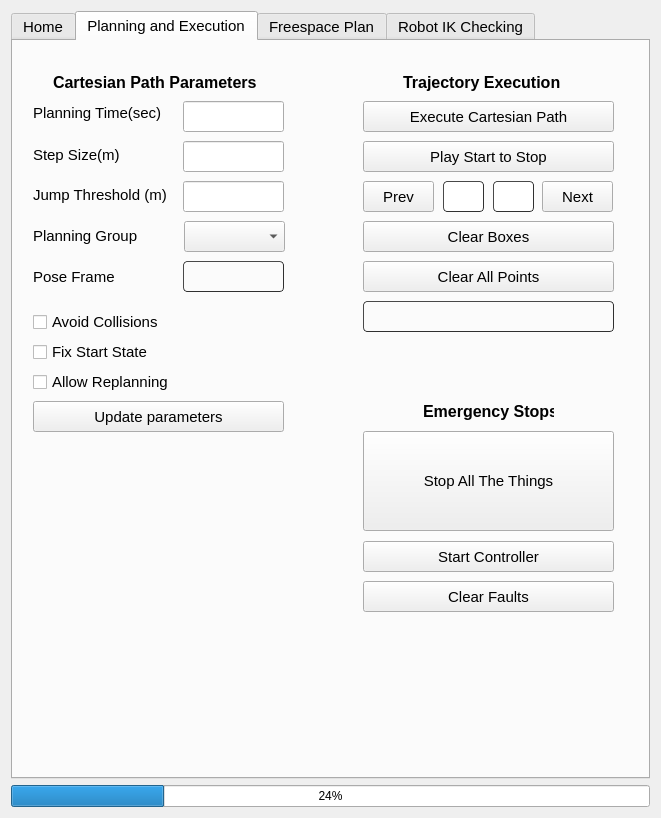
Above: moveit_cartesian_plan_plugin/src/widgets/path_planning_widget.ui from peanut-robotics/fermi before the change. Below: the same form after it.
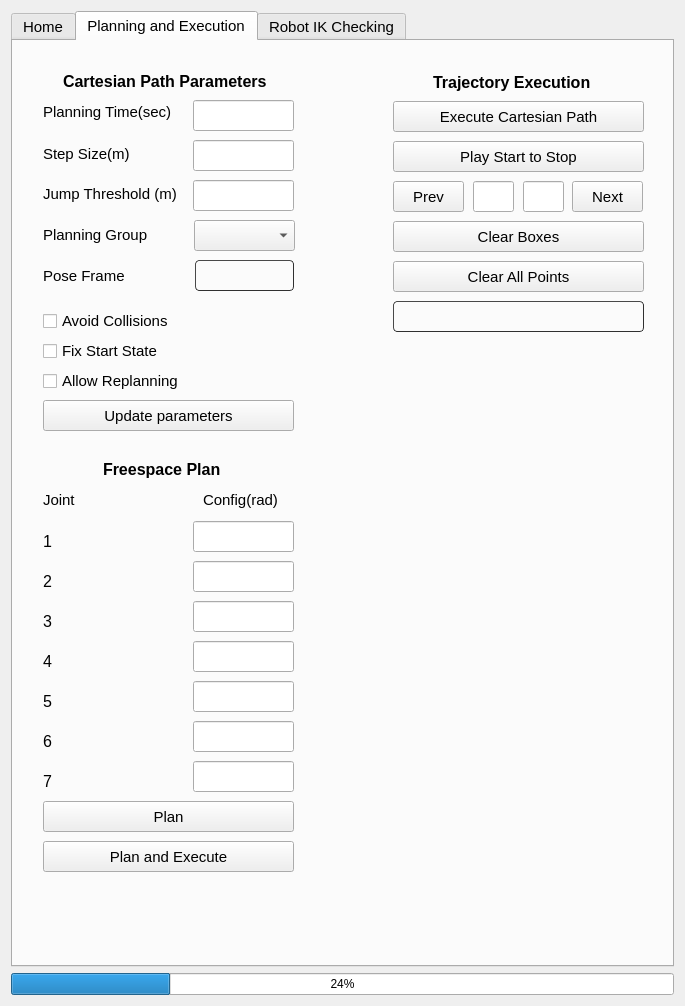
That is the form after the change. The open tabs and pages were chosen to show the change.

Patch:
```diff
--- a/moveit_cartesian_plan_plugin/src/widgets/path_planning_widget.ui
+++ b/moveit_cartesian_plan_plugin/src/widgets/path_planning_widget.ui
@@ -6,8 +6,8 @@
    <rect>
     <x>0</x>
     <y>0</y>
-    <width>661</width>
-    <height>818</height>
+    <width>685</width>
+    <height>1006</height>
    </rect>
   </property>
   <property name="windowTitle">
@@ -21,7 +21,7 @@
      </property>
     </widget>
    </item>
-   <item row="0" column="1">
+   <item row="1" column="1">
     <widget class="QTabWidget" name="tabWidget">
      <property name="font">
       <font>
@@ -29,7 +29,7 @@
       </font>
      </property>
      <property name="currentIndex">
-      <number>3</number>
+      <number>1</number>
      </property>
      <widget class="QWidget" name="Home">
       <attribute name="title">
@@ -46,7 +46,7 @@
        </property>
        <property name="font">
         <font>
-         <pointsize>12</pointsize>
+         <pointsize>11</pointsize>
         </font>
        </property>
        <property name="text">
@@ -74,7 +74,7 @@
        </property>
        <property name="font">
         <font>
-         <pointsize>12</pointsize>
+         <pointsize>11</pointsize>
         </font>
        </property>
        <property name="text">
@@ -102,7 +102,7 @@
        </property>
        <property name="font">
         <font>
-         <pointsize>12</pointsize>
+         <pointsize>11</pointsize>
         </font>
        </property>
        <property name="text">
@@ -130,7 +130,7 @@
        </property>
        <property name="font">
         <font>
-         <pointsize>12</pointsize>
+         <pointsize>11</pointsize>
         </font>
        </property>
        <property name="text">
@@ -158,7 +158,7 @@
        </property>
        <property name="font">
         <font>
-         <pointsize>12</pointsize>
+         <pointsize>11</pointsize>
         </font>
        </property>
        <property name="text">
@@ -176,7 +176,7 @@
        </property>
        <property name="font">
         <font>
-         <pointsize>12</pointsize>
+         <pointsize>11</pointsize>
         </font>
        </property>
        <property name="text">
@@ -256,9 +256,7 @@
         </rect>
        </property>
        <property name="styleSheet">
-        <string notr="true">border-style: outset;
-											border-width: 2px;
-											border-color :rgb(48, 48, 48)</string>
+        <string notr="true"/>
        </property>
       </widget>
       <widget class="QLineEdit" name="mesh_name_lbl">
@@ -271,9 +269,7 @@
         </rect>
        </property>
        <property name="styleSheet">
-        <string notr="true">border-style: outset;
-											border-width: 2px;
-											border-color :rgb(48, 48, 48)</string>
+        <string notr="true"/>
        </property>
       </widget>
       <widget class="QPushButton" name="set_tool_btn">
@@ -325,9 +321,7 @@
         </rect>
        </property>
        <property name="styleSheet">
-        <string notr="true">border-style: outset;
-											border-width: 2px;
-											border-color :rgb(48, 48, 48)</string>
+        <string notr="true"/>
        </property>
       </widget>
       <widget class="QPushButton" name="mv_el">
@@ -343,6 +337,69 @@
         <string>Move Elevator</string>
        </property>
       </widget>
+      <widget class="QPushButton" name="stop_all_btn">
+       <property name="geometry">
+        <rect>
+         <x>180</x>
+         <y>480</y>
+         <width>251</width>
+         <height>100</height>
+        </rect>
+       </property>
+       <property name="text">
+        <string>Stop All The Things</string>
+       </property>
+      </widget>
+      <widget class="QPushButton" name="clear_faults_btn">
+       <property name="geometry">
+        <rect>
+         <x>180</x>
+         <y>630</y>
+         <width>251</width>
+         <height>31</height>
+        </rect>
+       </property>
+       <property name="text">
+        <string>Clear Faults</string>
+       </property>
+      </widget>
+      <widget class="QPushButton" name="start_controller_btn">
+       <property name="geometry">
+        <rect>
+         <x>180</x>
+         <y>590</y>
+         <width>251</width>
+         <height>31</height>
+        </rect>
+       </property>
+       <property name="text">
+        <string>Start Controller</string>
+       </property>
+      </widget>
+      <widget class="QLabel" name="label_24">
+       <property name="geometry">
+        <rect>
+         <x>240</x>
+         <y>450</y>
+         <width>131</width>
+         <height>20</height>
+        </rect>
+       </property>
+       <property name="font">
+        <font>
+         <pointsize>12</pointsize>
+         <weight>75</weight>
+         <bold>true</bold>
+         <underline>false</underline>
+        </font>
+       </property>
+       <property name="frameShadow">
+        <enum>QFrame::Plain</enum>
+       </property>
+       <property name="text">
+        <string>Emergency Stops</string>
+       </property>
+      </widget>
      </widget>
      <widget class="QWidget" name="PlanExec">
       <attribute name="title">
@@ -351,7 +408,7 @@
       <widget class="QPushButton" name="targetPoint">
        <property name="geometry">
         <rect>
-         <x>350</x>
+         <x>380</x>
          <y>60</y>
          <width>251</width>
          <height>31</height>
@@ -364,8 +421,8 @@
       <widget class="QLabel" name="label_4">
        <property name="geometry">
         <rect>
-         <x>20</x>
-         <y>56</y>
+         <x>30</x>
+         <y>55</y>
          <width>151</width>
          <height>31</height>
         </rect>
@@ -384,8 +441,8 @@
       <widget class="QLineEdit" name="lnEdit_PlanTime">
        <property name="geometry">
         <rect>
-         <x>170</x>
-         <y>60</y>
+         <x>180</x>
+         <y>59</y>
          <width>101</width>
          <height>31</height>
         </rect>
@@ -394,8 +451,8 @@
       <widget class="QCheckBox" name="chk_AllowReplanning">
        <property name="geometry">
         <rect>
-         <x>20</x>
-         <y>330</y>
+         <x>30</x>
+         <y>329</y>
          <width>151</width>
          <height>22</height>
         </rect>
@@ -412,7 +469,7 @@
       <widget class="QLabel" name="lbl_cartPathCompleted">
        <property name="geometry">
         <rect>
-         <x>350</x>
+         <x>380</x>
          <y>260</y>
          <width>251</width>
          <height>31</height>
@@ -420,7 +477,7 @@
        </property>
        <property name="font">
         <font>
-         <pointsize>12</pointsize>
+         <pointsize>11</pointsize>
          <weight>75</weight>
          <italic>false</italic>
          <bold>true</bold>
@@ -440,7 +497,7 @@
       <widget class="QPushButton" name="btn_ClearAllBoxes">
        <property name="geometry">
         <rect>
-         <x>350</x>
+         <x>380</x>
          <y>180</y>
          <width>251</width>
          <height>31</height>
@@ -453,7 +510,7 @@
       <widget class="QPushButton" name="playSubset_btn">
        <property name="geometry">
         <rect>
-         <x>350</x>
+         <x>380</x>
          <y>100</y>
          <width>251</width>
          <height>31</height>
@@ -466,7 +523,7 @@
       <widget class="QPushButton" name="prev_btn">
        <property name="geometry">
         <rect>
-         <x>350</x>
+         <x>380</x>
          <y>140</y>
          <width>71</width>
          <height>31</height>
@@ -479,7 +536,7 @@
       <widget class="QPushButton" name="next_btn">
        <property name="geometry">
         <rect>
-         <x>529</x>
+         <x>559</x>
          <y>140</y>
          <width>71</width>
          <height>31</height>
@@ -492,41 +549,33 @@
       <widget class="QLineEdit" name="start_idx">
        <property name="geometry">
         <rect>
-         <x>430</x>
+         <x>460</x>
          <y>140</y>
          <width>41</width>
          <height>31</height>
         </rect>
        </property>
        <property name="styleSheet">
-        <string notr="true">border-style: outset;
-															box-color: white;
-															border-radius: 4px;
-															border-width: 1px;
-															border-color :rgb(48, 48, 48)</string>
+        <string notr="true"/>
        </property>
       </widget>
       <widget class="QLineEdit" name="stop_idx">
        <property name="geometry">
         <rect>
-         <x>480</x>
+         <x>510</x>
          <y>140</y>
          <width>41</width>
          <height>31</height>
         </rect>
        </property>
        <property name="styleSheet">
-        <string notr="true">border-style: outset;
-															box-color: white;
-															border-radius: 4px;
-															border-width: 1px;
-															border-color :rgb(48, 48, 48)</string>
+        <string notr="true"/>
        </property>
       </widget>
       <widget class="QLabel" name="label_5">
        <property name="geometry">
         <rect>
-         <x>390</x>
+         <x>420</x>
          <y>31</y>
          <width>161</width>
          <height>20</height>
@@ -546,7 +595,7 @@
       <widget class="QPushButton" name="btn_ClearAllPoints">
        <property name="geometry">
         <rect>
-         <x>350</x>
+         <x>380</x>
          <y>220</y>
          <width>251</width>
          <height>31</height>
@@ -556,70 +605,11 @@
         <string>Clear All Points</string>
        </property>
       </widget>
-      <widget class="QLabel" name="label_7">
-       <property name="geometry">
-        <rect>
-         <x>410</x>
-         <y>360</y>
-         <width>131</width>
-         <height>20</height>
-        </rect>
-       </property>
-       <property name="font">
-        <font>
-         <pointsize>12</pointsize>
-         <weight>75</weight>
-         <bold>true</bold>
-        </font>
-       </property>
-       <property name="text">
-        <string>Emergency Stops</string>
-       </property>
-      </widget>
-      <widget class="QPushButton" name="stop_all_btn">
-       <property name="geometry">
-        <rect>
-         <x>350</x>
-         <y>390</y>
-         <width>251</width>
-         <height>100</height>
-        </rect>
-       </property>
-       <property name="text">
-        <string>Stop All The Things</string>
-       </property>
-      </widget>
-      <widget class="QPushButton" name="clear_faults_btn">
-       <property name="geometry">
-        <rect>
-         <x>350</x>
-         <y>540</y>
-         <width>251</width>
-         <height>31</height>
-        </rect>
-       </property>
-       <property name="text">
-        <string>Clear Faults</string>
-       </property>
-      </widget>
-      <widget class="QPushButton" name="start_controller_btn">
-       <property name="geometry">
-        <rect>
-         <x>350</x>
-         <y>500</y>
-         <width>251</width>
-         <height>31</height>
-        </rect>
-       </property>
-       <property name="text">
-        <string>Start Controller</string>
-       </property>
-      </widget>
       <widget class="QCheckBox" name="chk_FixStartState">
        <property name="geometry">
         <rect>
-         <x>20</x>
-         <y>300</y>
+         <x>30</x>
+         <y>299</y>
          <width>131</width>
          <height>22</height>
         </rect>
@@ -636,8 +626,8 @@
       <widget class="QPushButton" name="step_size_btn">
        <property name="geometry">
         <rect>
-         <x>20</x>
-         <y>360</y>
+         <x>30</x>
+         <y>359</y>
          <width>251</width>
          <height>31</height>
         </rect>
@@ -654,8 +644,8 @@
       <widget class="QLineEdit" name="lnEdit_StepSize">
        <property name="geometry">
         <rect>
-         <x>170</x>
-         <y>100</y>
+         <x>180</x>
+         <y>99</y>
          <width>101</width>
          <height>31</height>
         </rect>
@@ -667,8 +657,8 @@
       <widget class="QLabel" name="label_frame_name">
        <property name="geometry">
         <rect>
-         <x>20</x>
-         <y>225</y>
+         <x>30</x>
+         <y>224</y>
          <width>101</width>
          <height>21</height>
         </rect>
@@ -685,8 +675,8 @@
       <widget class="QLineEdit" name="lnEdit_JmpThresh">
        <property name="geometry">
         <rect>
-         <x>170</x>
-         <y>140</y>
+         <x>180</x>
+         <y>139</y>
          <width>101</width>
          <height>31</height>
         </rect>
@@ -701,9 +691,9 @@
       <widget class="QLabel" name="robot_model_frame">
        <property name="geometry">
         <rect>
-         <x>170</x>
-         <y>220</y>
-         <width>101</width>
+         <x>182</x>
+         <y>219</y>
+         <width>99</width>
          <height>31</height>
         </rect>
        </property>
@@ -718,8 +708,8 @@
       <widget class="QCheckBox" name="chk_AvoidColl">
        <property name="geometry">
         <rect>
-         <x>20</x>
-         <y>270</y>
+         <x>30</x>
+         <y>269</y>
          <width>141</width>
          <height>22</height>
         </rect>
@@ -736,8 +726,8 @@
       <widget class="QLabel" name="label_6">
        <property name="geometry">
         <rect>
-         <x>20</x>
-         <y>143</y>
+         <x>30</x>
+         <y>142</y>
          <width>151</width>
          <height>21</height>
         </rect>
@@ -754,8 +744,8 @@
       <widget class="QLabel" name="label_8">
        <property name="geometry">
         <rect>
-         <x>40</x>
-         <y>31</y>
+         <x>50</x>
+         <y>30</y>
          <width>211</width>
          <height>20</height>
         </rect>
@@ -774,8 +764,8 @@
       <widget class="QComboBox" name="combo_planGroup">
        <property name="geometry">
         <rect>
-         <x>171</x>
-         <y>180</y>
+         <x>181</x>
+         <y>179</y>
          <width>101</width>
          <height>31</height>
         </rect>
@@ -784,8 +774,8 @@
       <widget class="QLabel" name="label_9">
        <property name="geometry">
         <rect>
-         <x>20</x>
-         <y>184</y>
+         <x>30</x>
+         <y>183</y>
          <width>111</width>
          <height>21</height>
         </rect>
@@ -803,8 +793,8 @@
       <widget class="QLabel" name="label_23">
        <property name="geometry">
         <rect>
-         <x>20</x>
-         <y>105</y>
+         <x>30</x>
+         <y>104</y>
          <width>101</width>
          <height>17</height>
         </rect>
@@ -813,269 +803,70 @@
         <string>Step Size(m)</string>
        </property>
       </widget>
-      <zorder>targetPoint</zorder>
-      <zorder>label_4</zorder>
-      <zorder>lnEdit_PlanTime</zorder>
-      <zorder>chk_AllowReplanning</zorder>
-      <zorder>lbl_cartPathCompleted</zorder>
-      <zorder>btn_ClearAllBoxes</zorder>
-      <zorder>playSubset_btn</zorder>
-      <zorder>prev_btn</zorder>
-      <zorder>next_btn</zorder>
-      <zorder>start_idx</zorder>
-      <zorder>stop_idx</zorder>
-      <zorder>label_5</zorder>
-      <zorder>btn_ClearAllPoints</zorder>
-      <zorder>label_7</zorder>
-      <zorder>stop_all_btn</zorder>
-      <zorder>clear_faults_btn</zorder>
-      <zorder>start_controller_btn</zorder>
-      <zorder>robot_model_frame</zorder>
-      <zorder>chk_FixStartState</zorder>
-      <zorder>step_size_btn</zorder>
-      <zorder>lnEdit_StepSize</zorder>
-      <zorder>label_frame_name</zorder>
-      <zorder>lnEdit_JmpThresh</zorder>
-      <zorder>robot_model_frame</zorder>
-      <zorder>chk_AvoidColl</zorder>
-      <zorder>label_6</zorder>
-      <zorder>label_8</zorder>
-      <zorder>combo_planGroup</zorder>
-      <zorder>label_9</zorder>
-      <zorder>label_23</zorder>
-     </widget>
-     <widget class="QWidget" name="FreespacePlan">
-      <attribute name="title">
-       <string>Freespace Plan</string>
-      </attribute>
-      <widget class="QPushButton" name="btn_planexecute_config">
+      <widget class="QLabel" name="j7_label">
        <property name="geometry">
         <rect>
          <x>30</x>
-         <y>420</y>
-         <width>171</width>
-         <height>27</height>
+         <y>730</y>
+         <width>61</width>
+         <height>20</height>
         </rect>
        </property>
+       <property name="font">
+        <font>
+         <pointsize>12</pointsize>
+        </font>
+       </property>
        <property name="text">
-        <string>Plan and Execute</string>
+        <string>7</string>
+       </property>
+      </widget>
+      <widget class="QLineEdit" name="LineEdit_j3">
+       <property name="geometry">
+        <rect>
+         <x>180</x>
+         <y>560</y>
+         <width>101</width>
+         <height>31</height>
+        </rect>
+       </property>
+       <property name="styleSheet">
+        <string notr="true"/>
+       </property>
+      </widget>
+      <widget class="QLineEdit" name="LineEdit_j4">
+       <property name="geometry">
+        <rect>
+         <x>180</x>
+         <y>600</y>
+         <width>101</width>
+         <height>31</height>
+        </rect>
+       </property>
+       <property name="styleSheet">
+        <string notr="true"/>
        </property>
       </widget>
       <widget class="QPushButton" name="btn_plan_config">
        <property name="geometry">
         <rect>
          <x>30</x>
-         <y>380</y>
-         <width>171</width>
-         <height>27</height>
+         <y>760</y>
+         <width>251</width>
+         <height>31</height>
         </rect>
        </property>
        <property name="text">
         <string>Plan</string>
        </property>
       </widget>
-      <widget class="QLineEdit" name="LineEdit_j7">
-       <property name="geometry">
-        <rect>
-         <x>110</x>
-         <y>330</y>
-         <width>91</width>
-         <height>23</height>
-        </rect>
-       </property>
-       <property name="styleSheet">
-        <string notr="true">border-style: outset;
-														border-width: 2px;
-														border-color :rgb(48, 48, 48)</string>
-       </property>
-      </widget>
-      <widget class="QLineEdit" name="LineEdit_j6">
-       <property name="geometry">
-        <rect>
-         <x>110</x>
-         <y>290</y>
-         <width>91</width>
-         <height>23</height>
-        </rect>
-       </property>
-       <property name="styleSheet">
-        <string notr="true">border-style: outset;
-														border-width: 2px;
-														border-color :rgb(48, 48, 48)</string>
-       </property>
-      </widget>
-      <widget class="QLineEdit" name="LineEdit_j4">
-       <property name="geometry">
-        <rect>
-         <x>110</x>
-         <y>210</y>
-         <width>91</width>
-         <height>23</height>
-        </rect>
-       </property>
-       <property name="styleSheet">
-        <string notr="true">border-style: outset;
-														border-width: 2px;
-														border-color :rgb(48, 48, 48)</string>
-       </property>
-      </widget>
-      <widget class="QLineEdit" name="LineEdit_j5">
-       <property name="geometry">
-        <rect>
-         <x>110</x>
-         <y>250</y>
-         <width>91</width>
-         <height>23</height>
-        </rect>
-       </property>
-       <property name="styleSheet">
-        <string notr="true">border-style: outset;
-														border-width: 2px;
-														border-color :rgb(48, 48, 48)</string>
-       </property>
-      </widget>
-      <widget class="QLineEdit" name="LineEdit_j2">
-       <property name="geometry">
-        <rect>
-         <x>110</x>
-         <y>130</y>
-         <width>91</width>
-         <height>23</height>
-        </rect>
-       </property>
-       <property name="styleSheet">
-        <string notr="true">border-style: outset;
-														border-width: 2px;
-														border-color :rgb(48, 48, 48)</string>
-       </property>
-      </widget>
-      <widget class="QLineEdit" name="LineEdit_j3">
-       <property name="geometry">
-        <rect>
-         <x>110</x>
-         <y>170</y>
-         <width>91</width>
-         <height>23</height>
-        </rect>
-       </property>
-       <property name="styleSheet">
-        <string notr="true">border-style: outset;
-														border-width: 2px;
-														border-color :rgb(48, 48, 48)</string>
-       </property>
-      </widget>
-      <widget class="QLineEdit" name="LineEdit_j1">
-       <property name="geometry">
-        <rect>
-         <x>110</x>
-         <y>90</y>
-         <width>91</width>
-         <height>23</height>
-        </rect>
-       </property>
-       <property name="styleSheet">
-        <string notr="true">border-style: outset;
-														border-width: 2px;
-														border-color :rgb(48, 48, 48)</string>
-       </property>
-      </widget>
-      <widget class="QLabel" name="j7_label">
-       <property name="geometry">
-        <rect>
-         <x>30</x>
-         <y>330</y>
-         <width>61</width>
-         <height>21</height>
-        </rect>
-       </property>
-       <property name="font">
-        <font>
-         <pointsize>12</pointsize>
-        </font>
-       </property>
-       <property name="text">
-        <string>joint_7</string>
-       </property>
-      </widget>
-      <widget class="QLabel" name="j4_label">
-       <property name="geometry">
-        <rect>
-         <x>30</x>
-         <y>210</y>
-         <width>51</width>
-         <height>21</height>
-        </rect>
-       </property>
-       <property name="font">
-        <font>
-         <pointsize>12</pointsize>
-        </font>
-       </property>
-       <property name="text">
-        <string>joint_4</string>
-       </property>
-      </widget>
-      <widget class="QLabel" name="j6_label">
-       <property name="geometry">
-        <rect>
-         <x>30</x>
-         <y>290</y>
-         <width>51</width>
-         <height>21</height>
-        </rect>
-       </property>
-       <property name="font">
-        <font>
-         <pointsize>12</pointsize>
-        </font>
-       </property>
-       <property name="text">
-        <string>joint_6</string>
-       </property>
-      </widget>
-      <widget class="QLabel" name="j2_label">
-       <property name="geometry">
-        <rect>
-         <x>30</x>
-         <y>129</y>
-         <width>71</width>
-         <height>21</height>
-        </rect>
-       </property>
-       <property name="font">
-        <font>
-         <pointsize>12</pointsize>
-        </font>
-       </property>
-       <property name="text">
-        <string>joint_2</string>
-       </property>
-      </widget>
-      <widget class="QLabel" name="j5_label">
-       <property name="geometry">
-        <rect>
-         <x>30</x>
-         <y>250</y>
-         <width>51</width>
-         <height>21</height>
-        </rect>
-       </property>
-       <property name="font">
-        <font>
-         <pointsize>12</pointsize>
-        </font>
-       </property>
-       <property name="text">
-        <string>joint_5</string>
-       </property>
-      </widget>
       <widget class="QLabel" name="j1_label">
        <property name="geometry">
         <rect>
          <x>30</x>
-         <y>85</y>
+         <y>490</y>
          <width>61</width>
-         <height>31</height>
+         <height>20</height>
         </rect>
        </property>
        <property name="font">
@@ -1084,16 +875,16 @@
         </font>
        </property>
        <property name="text">
-        <string>joint_1</string>
+        <string>1</string>
        </property>
       </widget>
       <widget class="QLabel" name="j3_label">
        <property name="geometry">
         <rect>
          <x>30</x>
-         <y>170</y>
+         <y>570</y>
          <width>51</width>
-         <height>21</height>
+         <height>20</height>
         </rect>
        </property>
        <property name="font">
@@ -1102,49 +893,218 @@
         </font>
        </property>
        <property name="text">
-        <string>joint_3</string>
+        <string>3</string>
        </property>
       </widget>
-      <widget class="QGroupBox" name="groupBox2">
+      <widget class="QLabel" name="j6_label">
        <property name="geometry">
         <rect>
-         <x>20</x>
-         <y>20</y>
-         <width>226</width>
-         <height>29</height>
+         <x>30</x>
+         <y>690</y>
+         <width>51</width>
+         <height>20</height>
         </rect>
        </property>
        <property name="font">
         <font>
          <pointsize>12</pointsize>
-         <weight>75</weight>
-         <bold>true</bold>
         </font>
        </property>
-       <property name="title">
-        <string>Freespace Plan to A Config</string>
+       <property name="text">
+        <string>6</string>
        </property>
       </widget>
-      <widget class="QLabel" name="config_label">
+      <widget class="QPushButton" name="btn_planexecute_config">
        <property name="geometry">
         <rect>
-         <x>110</x>
-         <y>60</y>
+         <x>30</x>
+         <y>800</y>
+         <width>251</width>
+         <height>31</height>
+        </rect>
+       </property>
+       <property name="text">
+        <string>Plan and Execute</string>
+       </property>
+      </widget>
+      <widget class="QLabel" name="j4_label">
+       <property name="geometry">
+        <rect>
+         <x>30</x>
+         <y>610</y>
+         <width>51</width>
+         <height>20</height>
+        </rect>
+       </property>
+       <property name="font">
+        <font>
+         <pointsize>12</pointsize>
+        </font>
+       </property>
+       <property name="text">
+        <string>4</string>
+       </property>
+      </widget>
+      <widget class="QLineEdit" name="LineEdit_j1">
+       <property name="geometry">
+        <rect>
+         <x>180</x>
+         <y>480</y>
          <width>101</width>
-         <height>18</height>
+         <height>31</height>
         </rect>
        </property>
+       <property name="styleSheet">
+        <string notr="true"/>
+       </property>
+      </widget>
+      <widget class="QLabel" name="j2_label">
+       <property name="geometry">
+        <rect>
+         <x>30</x>
+         <y>530</y>
+         <width>71</width>
+         <height>20</height>
+        </rect>
+       </property>
        <property name="font">
         <font>
          <pointsize>12</pointsize>
-         <weight>75</weight>
-         <bold>true</bold>
+        </font>
+       </property>
+       <property name="text">
+        <string>2</string>
+       </property>
+      </widget>
+      <widget class="QLineEdit" name="LineEdit_j7">
+       <property name="geometry">
+        <rect>
+         <x>180</x>
+         <y>720</y>
+         <width>101</width>
+         <height>31</height>
+        </rect>
+       </property>
+       <property name="styleSheet">
+        <string notr="true"/>
+       </property>
+      </widget>
+      <widget class="QLineEdit" name="LineEdit_j2">
+       <property name="geometry">
+        <rect>
+         <x>180</x>
+         <y>520</y>
+         <width>101</width>
+         <height>31</height>
+        </rect>
+       </property>
+       <property name="styleSheet">
+        <string notr="true"/>
+       </property>
+      </widget>
+      <widget class="QLabel" name="config_label_2">
+       <property name="geometry">
+        <rect>
+         <x>190</x>
+         <y>450</y>
+         <width>81</width>
+         <height>17</height>
+        </rect>
+       </property>
+       <property name="font">
+        <font>
+         <pointsize>11</pointsize>
+         <weight>50</weight>
+         <bold>false</bold>
         </font>
        </property>
        <property name="text">
         <string>Config(rad)</string>
        </property>
       </widget>
+      <widget class="QLineEdit" name="LineEdit_j5">
+       <property name="geometry">
+        <rect>
+         <x>180</x>
+         <y>640</y>
+         <width>101</width>
+         <height>31</height>
+        </rect>
+       </property>
+       <property name="styleSheet">
+        <string notr="true"/>
+       </property>
+      </widget>
+      <widget class="QLabel" name="j5_label">
+       <property name="geometry">
+        <rect>
+         <x>30</x>
+         <y>650</y>
+         <width>51</width>
+         <height>20</height>
+        </rect>
+       </property>
+       <property name="font">
+        <font>
+         <pointsize>12</pointsize>
+        </font>
+       </property>
+       <property name="text">
+        <string>5</string>
+       </property>
+      </widget>
+      <widget class="QLineEdit" name="LineEdit_j6">
+       <property name="geometry">
+        <rect>
+         <x>180</x>
+         <y>680</y>
+         <width>101</width>
+         <height>31</height>
+        </rect>
+       </property>
+       <property name="styleSheet">
+        <string notr="true"/>
+       </property>
+      </widget>
+      <widget class="QLabel" name="label">
+       <property name="geometry">
+        <rect>
+         <x>30</x>
+         <y>450</y>
+         <width>41</width>
+         <height>17</height>
+        </rect>
+       </property>
+       <property name="font">
+        <font>
+         <weight>50</weight>
+         <bold>false</bold>
+        </font>
+       </property>
+       <property name="text">
+        <string>Joint</string>
+       </property>
+      </widget>
+      <widget class="QLabel" name="label_2">
+       <property name="geometry">
+        <rect>
+         <x>90</x>
+         <y>420</y>
+         <width>121</width>
+         <height>17</height>
+        </rect>
+       </property>
+       <property name="font">
+        <font>
+         <pointsize>12</pointsize>
+         <weight>75</weight>
+         <bold>true</bold>
+        </font>
+       </property>
+       <property name="text">
+        <string>Freespace Plan</string>
+       </property>
+      </widget>
      </widget>
      <widget class="QWidget" name="RobotIkChecking">
       <attribute name="title">
@@ -1167,7 +1127,7 @@
        <property name="geometry">
         <rect>
          <x>350</x>
-         <y>345</y>
+         <y>380</y>
          <width>161</width>
          <height>21</height>
         </rect>
@@ -1187,9 +1147,9 @@
        <property name="geometry">
         <rect>
          <x>470</x>
-         <y>385</y>
+         <y>415</y>
          <width>61</width>
-         <height>27</height>
+         <height>31</height>
         </rect>
        </property>
       </widget>
@@ -1197,14 +1157,14 @@
        <property name="geometry">
         <rect>
          <x>330</x>
-         <y>385</y>
+         <y>420</y>
          <width>91</width>
-         <height>21</height>
+         <height>20</height>
         </rect>
        </property>
        <property name="font">
         <font>
-         <pointsize>12</pointsize>
+         <pointsize>11</pointsize>
         </font>
        </property>
        <property name="text">
@@ -1215,14 +1175,14 @@
        <property name="geometry">
         <rect>
          <x>330</x>
-         <y>425</y>
+         <y>460</y>
          <width>91</width>
-         <height>21</height>
+         <height>20</height>
         </rect>
        </property>
        <property name="font">
         <font>
-         <pointsize>12</pointsize>
+         <pointsize>11</pointsize>
         </font>
        </property>
        <property name="text">
@@ -1233,9 +1193,9 @@
        <property name="geometry">
         <rect>
          <x>470</x>
-         <y>425</y>
+         <y>455</y>
          <width>61</width>
-         <height>27</height>
+         <height>31</height>
         </rect>
        </property>
       </widget>
@@ -1243,14 +1203,14 @@
        <property name="geometry">
         <rect>
          <x>330</x>
-         <y>470</y>
+         <y>500</y>
          <width>67</width>
-         <height>17</height>
+         <height>20</height>
         </rect>
        </property>
        <property name="font">
         <font>
-         <pointsize>12</pointsize>
+         <pointsize>11</pointsize>
         </font>
        </property>
        <property name="text">
@@ -1261,9 +1221,9 @@
        <property name="geometry">
         <rect>
          <x>470</x>
-         <y>465</y>
+         <y>495</y>
          <width>61</width>
-         <height>27</height>
+         <height>31</height>
         </rect>
        </property>
       </widget>
@@ -1271,7 +1231,7 @@
        <property name="geometry">
         <rect>
          <x>338</x>
-         <y>105</y>
+         <y>130</y>
          <width>191</width>
          <height>20</height>
         </rect>
@@ -1291,9 +1251,9 @@
        <property name="geometry">
         <rect>
          <x>470</x>
-         <y>135</y>
+         <y>160</y>
          <width>61</width>
-         <height>27</height>
+         <height>31</height>
         </rect>
        </property>
       </widget>
@@ -1301,9 +1261,9 @@
        <property name="geometry">
         <rect>
          <x>470</x>
-         <y>175</y>
+         <y>200</y>
          <width>61</width>
-         <height>27</height>
+         <height>31</height>
         </rect>
        </property>
       </widget>
@@ -1311,14 +1271,14 @@
        <property name="geometry">
         <rect>
          <x>330</x>
-         <y>139</y>
+         <y>164</y>
          <width>81</width>
          <height>21</height>
         </rect>
        </property>
        <property name="font">
         <font>
-         <pointsize>12</pointsize>
+         <pointsize>11</pointsize>
         </font>
        </property>
        <property name="text">
@@ -1329,14 +1289,14 @@
        <property name="geometry">
         <rect>
          <x>330</x>
-         <y>295</y>
+         <y>328</y>
          <width>111</width>
-         <height>28</height>
+         <height>20</height>
         </rect>
        </property>
        <property name="font">
         <font>
-         <pointsize>12</pointsize>
+         <pointsize>11</pointsize>
         </font>
        </property>
        <property name="text">
@@ -1347,14 +1307,14 @@
        <property name="geometry">
         <rect>
          <x>330</x>
-         <y>175</y>
+         <y>205</y>
          <width>111</width>
-         <height>21</height>
+         <height>20</height>
         </rect>
        </property>
        <property name="font">
         <font>
-         <pointsize>12</pointsize>
+         <pointsize>11</pointsize>
         </font>
        </property>
        <property name="text">
@@ -1365,14 +1325,14 @@
        <property name="geometry">
         <rect>
          <x>330</x>
-         <y>215</y>
+         <y>249</y>
          <width>121</width>
-         <height>29</height>
+         <height>20</height>
         </rect>
        </property>
        <property name="font">
         <font>
-         <pointsize>12</pointsize>
+         <pointsize>11</pointsize>
         </font>
        </property>
        <property name="text">
@@ -1383,9 +1343,9 @@
        <property name="geometry">
         <rect>
          <x>470</x>
-         <y>215</y>
+         <y>240</y>
          <width>61</width>
-         <height>27</height>
+         <height>31</height>
         </rect>
        </property>
       </widget>
@@ -1393,14 +1353,14 @@
        <property name="geometry">
         <rect>
          <x>330</x>
-         <y>255</y>
+         <y>288</y>
          <width>111</width>
-         <height>28</height>
+         <height>20</height>
         </rect>
        </property>
        <property name="font">
         <font>
-         <pointsize>12</pointsize>
+         <pointsize>11</pointsize>
         </font>
        </property>
        <property name="text">
@@ -1411,9 +1371,9 @@
        <property name="geometry">
         <rect>
          <x>470</x>
-         <y>255</y>
+         <y>280</y>
          <width>61</width>
-         <height>27</height>
+         <height>31</height>
         </rect>
        </property>
       </widget>
@@ -1421,9 +1381,9 @@
        <property name="geometry">
         <rect>
          <x>470</x>
-         <y>295</y>
+         <y>320</y>
          <width>61</width>
-         <height>27</height>
+         <height>31</height>
         </rect>
        </property>
       </widget>
```
